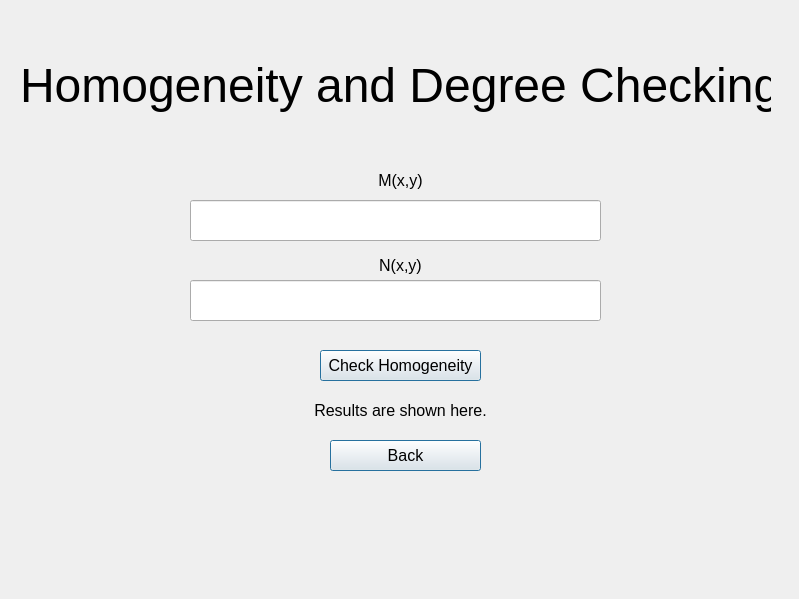
Old version of the form gui/HomogeneityPage.ui in the repository Adim2P/Differential-Equation-Analyzer.
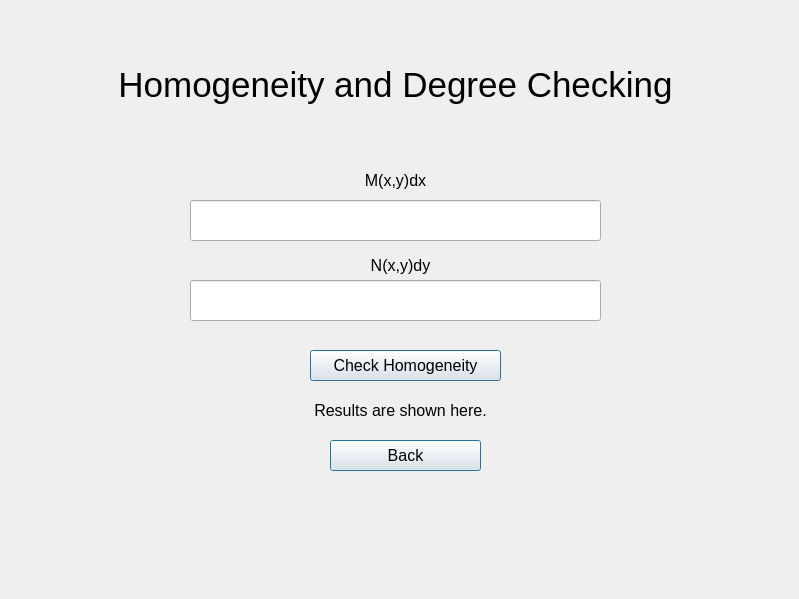
New version of the form.

Commit message: resized user layout

The edit to the form file:
```diff
--- a/gui/HomogeneityPage.ui
+++ b/gui/HomogeneityPage.ui
@@ -24,19 +24,25 @@
    </property>
    <property name="font">
     <font>
-     <pointsize>36</pointsize>
+     <pointsize>26</pointsize>
     </font>
    </property>
    <property name="text">
     <string>Homogeneity and Degree Checking</string>
    </property>
+   <property name="textFormat">
+    <enum>Qt::RichText</enum>
+   </property>
+   <property name="alignment">
+    <set>Qt::AlignCenter</set>
+   </property>
   </widget>
   <widget class="QLabel" name="label_3">
    <property name="geometry">
     <rect>
-     <x>370</x>
+     <x>360</x>
      <y>250</y>
-     <width>61</width>
+     <width>81</width>
      <height>31</height>
     </rect>
    </property>
@@ -46,7 +52,7 @@
     </font>
    </property>
    <property name="text">
-    <string>N(x,y)</string>
+    <string>N(x,y)dy</string>
    </property>
    <property name="alignment">
     <set>Qt::AlignCenter</set>
@@ -86,9 +92,9 @@
   <widget class="QLabel" name="label_2">
    <property name="geometry">
     <rect>
-     <x>370</x>
+     <x>350</x>
      <y>170</y>
-     <width>61</width>
+     <width>91</width>
      <height>21</height>
     </rect>
    </property>
@@ -98,7 +104,7 @@
     </font>
    </property>
    <property name="text">
-    <string>M(x,y)</string>
+    <string>M(x,y)dx</string>
    </property>
    <property name="alignment">
     <set>Qt::AlignCenter</set>
@@ -107,9 +113,9 @@
   <widget class="QPushButton" name="checkForHomogeneity">
    <property name="geometry">
     <rect>
-     <x>320</x>
+     <x>310</x>
      <y>350</y>
-     <width>161</width>
+     <width>191</width>
      <height>31</height>
     </rect>
    </property>
```
The commit also changes 2 other files.
